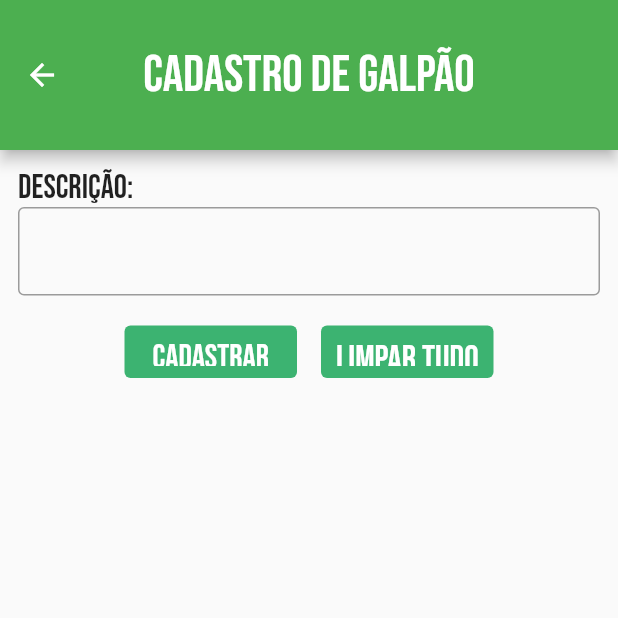
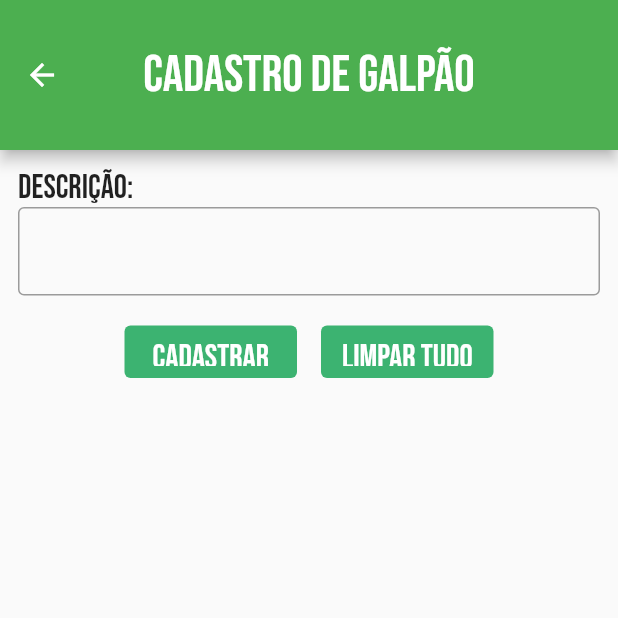
Before and after one commit to IsaiasBrazil/avicultor, a Flutter app: the TelaCadastroGalpao screen opened directly, on a phone screen of 412 x 824 dp, the top half of it. Run offline on Flutter 3.47's test engine with Material 2 defaults, Android fonts, the phone set to English and light mode, and no system bars.

Commit message:
Código relativo aos botões refatorados

```diff
--- a/lib/cadastrar_galpao.dart
+++ b/lib/cadastrar_galpao.dart
@@ -45,49 +45,23 @@ class _TelaCadastroGalpaoState extends State<TelaCadastroGalpao> {
                 padding: EdgeInsets.all(
                     8.0), // Adjust the padding value as per your preference
                 child: SizedBox(
-                  width: 115,
-                  height: 35,
-                  child: TextButton(
-                    style: ButtonStyle(
-                      backgroundColor: MaterialStateProperty.all(
-                          Color.fromRGBO(60, 179, 113, 1)),
-                    ),
-                    child: Text(
-                      'Cadastrar',
-                      style: TextStyle(
-                        fontFamily: 'BebasNeue',
-                        fontSize: 22,
-                        color: Colors.white,
-                      ),
-                    ),
-                    onPressed: () {
-                    },
-                  ),
-                ),
+                    width: 115,
+                    height: 35,
+                    child: Botao(
+                      texto: 'Cadastrar',
+                      aoSerPressionado: () {},
+                    )),
               ),
               Padding(
                 padding: EdgeInsets.all(
                     8.0), // Adjust the padding value as per your preference
                 child: SizedBox(
-                  width: 115,
-                  height: 35,
-                  child: TextButton(
-                    style: ButtonStyle(
-                      backgroundColor: MaterialStateProperty.all(
-                          Color.fromRGBO(60, 179, 113, 1)),
-                    ),
-                    child: Text(
-                      'Limpar tudo',
-                      style: TextStyle(
-                        fontFamily: 'BebasNeue',
-                        fontSize: 24,
-                        color: Colors.white,
-                      ),
-                    ),
-                    onPressed: () {
-                    },
-                  ),
-                ),
+                    width: 115,
+                    height: 35,
+                    child: Botao(
+                      texto: 'Limpar tudo',
+                      aoSerPressionado: () {},
+                    )),
               ),
             ],
           )
```
